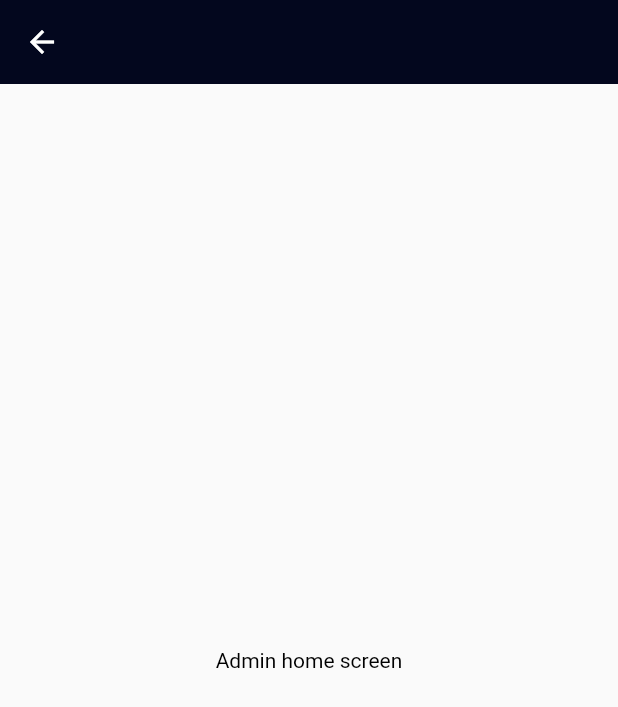
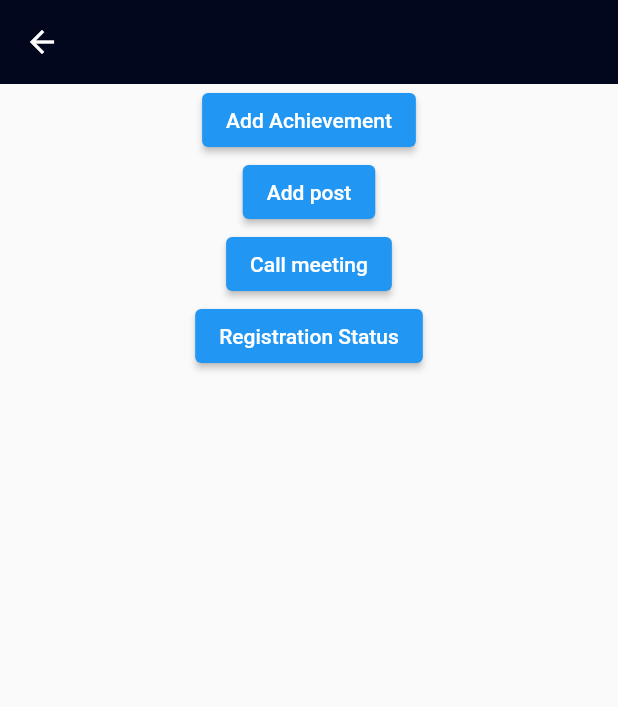
Before and after one commit to vansh132/technozia, a Flutter app: the AdminHome screen opened by its route, on a phone screen of 412 x 824 dp. Shown: the top 707 px of the screen. Run offline on Flutter 3.47's test engine with Material 2 defaults, Android fonts, the light colour scheme and no system bars; our stand-ins replace shared_preferences; accounts and stored records are empty.

Commit message:
admin features - button created

```diff
--- a/lib/screens/admin-screens/home_screen.dart
+++ b/lib/screens/admin-screens/home_screen.dart
@@ -9,12 +9,36 @@ class AdminHome extends StatelessWidget {
   Widget build(BuildContext context) {
     return Scaffold(
       appBar: AppBar(),
-      body: Center(
-        child: Text(
-          "Admin home screen",
-          style: TextStyle(
-            color: Colors.black,
-          ),
+      body: SizedBox(
+        width: double.infinity,
+        child: Column(
+          crossAxisAlignment: CrossAxisAlignment.center,
+          children: [
+            ElevatedButton(
+              onPressed: () {},
+              child: const Text(
+                "Add Achievement",
+              ),
+            ),
+            ElevatedButton(
+              onPressed: () {},
+              child: const Text(
+                "Add post",
+              ),
+            ),
+            ElevatedButton(
+              onPressed: () {},
+              child: const Text(
+                "Call meeting",
+              ),
+            ),
+            ElevatedButton(
+              onPressed: () {},
+              child: const Text(
+                "Registration Status",
+              ),
+            ),
+          ],
         ),
       ),
     );
--- a/lib/services/auth_services.dart
+++ b/lib/services/auth_services.dart
@@ -127,6 +127,8 @@ class AuthServices {
       }
     } catch (e) {
 
+
+
     }
   }
 }
```
